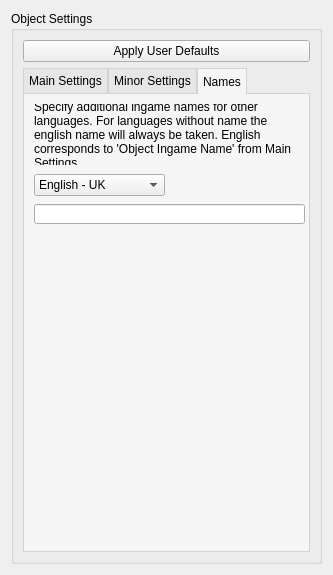
The window that editor_app/gui/settingsSS.ui (danielmeinert/objectcreator) describes before a commit, drawn with Qt 5.
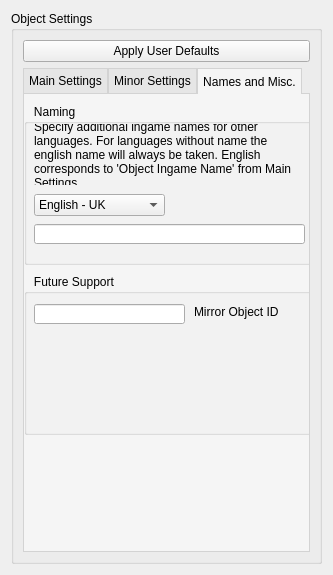
The same window after the commit. The open tabs and pages were chosen to show the change.

Patch:
```diff
--- a/editor_app/gui/settingsSS.ui
+++ b/editor_app/gui/settingsSS.ui
@@ -1127,13 +1127,41 @@
           <string>Naming</string>
          </property>
          <attribute name="title">
-          <string>Names</string>
+          <string>Names and Misc.</string>
          </attribute>
-         <widget class="QLabel" name="label_nameExplanation">
+         <widget class="QGroupBox" name="groupBox">
           <property name="geometry">
            <rect>
-            <x>10</x>
+            <x>0</x>
             <y>10</y>
+            <width>291</width>
+            <height>161</height>
+           </rect>
+          </property>
+          <property name="title">
+           <string>   Naming</string>
+          </property>
+          <property name="flat">
+           <bool>true</bool>
+          </property>
+          <widget class="QLineEdit" name="lineEdit_nameInput">
+           <property name="geometry">
+            <rect>
+             <x>10</x>
+             <y>120</y>
+             <width>271</width>
+             <height>20</height>
+            </rect>
+           </property>
+           <property name="toolTip">
+            <string notr="true">&lt;html&gt;&lt;head/&gt;&lt;body&gt;&lt;p&gt;The name your object will appear ingame. Consider the naming guide.&lt;/p&gt;&lt;p&gt;&lt;br/&gt;&lt;/p&gt;&lt;/body&gt;&lt;/html&gt;</string>
+           </property>
+          </widget>
+          <widget class="QLabel" name="label_nameExplanation">
+           <property name="geometry">
+            <rect>
+             <x>10</x>
+             <y>20</y>
             <width>271</width>
             <height>61</height>
            </rect>
@@ -1149,7 +1177,7 @@
           <property name="geometry">
            <rect>
             <x>10</x>
-            <y>80</y>
+             <y>90</y>
             <width>131</width>
             <height>22</height>
            </rect>
@@ -1240,19 +1268,51 @@
            </property>
           </item>
          </widget>
-         <widget class="QLineEdit" name="lineEdit_nameInput">
+         </widget>
+         <widget class="QGroupBox" name="groupBox_2">
+          <property name="geometry">
+           <rect>
+            <x>0</x>
+            <y>180</y>
+            <width>291</width>
+            <height>161</height>
+           </rect>
+          </property>
+          <property name="title">
+           <string>   Future Support</string>
+          </property>
+          <property name="flat">
+           <bool>true</bool>
+          </property>
+          <widget class="QLabel" name="label_3">
+           <property name="geometry">
+            <rect>
+             <x>170</x>
+             <y>30</y>
+             <width>101</width>
+             <height>16</height>
+            </rect>
+           </property>
+           <property name="text">
+            <string>Mirror Object ID</string>
+           </property>
+          </widget>
+          <widget class="QLineEdit" name="lineEdit_mirrorID">
           <property name="geometry">
            <rect>
             <x>10</x>
-            <y>110</y>
-            <width>271</width>
+             <y>30</y>
+             <width>151</width>
             <height>20</height>
            </rect>
           </property>
           <property name="toolTip">
-           <string notr="true">&lt;html&gt;&lt;head/&gt;&lt;body&gt;&lt;p&gt;The name your object will appear ingame. Consider the naming guide.&lt;/p&gt;&lt;p&gt;&lt;br/&gt;&lt;/p&gt;&lt;/body&gt;&lt;/html&gt;</string>
-          </property>
-         </widget>
+            <string>Enter Id of a mirror version of the current object for future support of correct mirroring behaviour.</string>
+           </property>
+          </widget>
+         </widget>
+         <zorder>groupBox_2</zorder>
+         <zorder>groupBox</zorder>
         </widget>
        </widget>
       </item>
```
Lines whose indentation alone changed are shown as unchanged.
